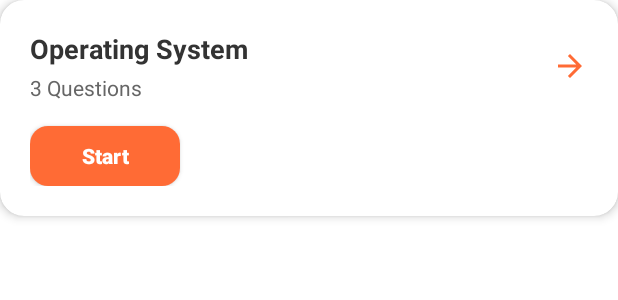
After one commit to DulminiPrathibha/BrainNODE_IT22599704, an Android app: the layout item_quiz_card_simple.xml on its own in the app's theme, with its tools: preview values and no code run, on a phone screen of 412 x 824 dp. The commit adds this screen. Shown: the top 300 px of the screen. Run offline under Robolectric (Android 15) with nearby library versions, the phone set to English and light mode, and no system bars.

Commit message:
Students' Quiz Func

```diff
--- /dev/null
+++ b/app/src/main/res/layout/item_quiz_card_simple.xml
@@ -0,0 +1,79 @@
+<?xml version="1.0" encoding="utf-8"?>
+<androidx.cardview.widget.CardView xmlns:android="http://schemas.android.com/apk/res/android"
+    xmlns:app="http://schemas.android.com/apk/res-auto"
+    android:layout_width="match_parent"
+    android:layout_height="wrap_content"
+    android:layout_marginBottom="16dp"
+    app:cardCornerRadius="16dp"
+    app:cardElevation="4dp"
+    app:cardBackgroundColor="#FFFFFF"
+    android:clickable="true"
+    android:focusable="true"
+    android:foreground="?android:attr/selectableItemBackground">
+
+    <LinearLayout
+        android:layout_width="match_parent"
+        android:layout_height="wrap_content"
+        android:orientation="vertical"
+        android:padding="20dp">
+
+        <!-- Quiz Header -->
+        <LinearLayout
+            android:layout_width="match_parent"
+            android:layout_height="wrap_content"
+            android:orientation="horizontal"
+            android:gravity="center_vertical">
+
+            <!-- Quiz Title and Info -->
+            <LinearLayout
+                android:layout_width="0dp"
+                android:layout_height="wrap_content"
+                android:layout_weight="1"
+                android:orientation="vertical">
+
+                <TextView
+                    android:id="@+id/tvQuizTitle"
+                    android:layout_width="wrap_content"
+                    android:layout_height="wrap_content"
+                    android:text="Operating System"
+                    android:textColor="#333333"
+                    android:textSize="18sp"
+                    android:textStyle="bold" />
+
+                <TextView
+                    android:id="@+id/tvQuestionCount"
+                    android:layout_width="wrap_content"
+                    android:layout_height="wrap_content"
+                    android:layout_marginTop="4dp"
+                    android:text="3 Questions"
+                    android:textColor="#666666"
+                    android:textSize="14sp" />
+
+            </LinearLayout>
+
+            <!-- Arrow Icon -->
+            <ImageView
+                android:layout_width="24dp"
+                android:layout_height="24dp"
+                android:src="@drawable/ic_arrow_forward"
+                android:tint="#FF6B35" />
+
+        </LinearLayout>
+
+        <!-- Start Button -->
+        <androidx.appcompat.widget.AppCompatButton
+            android:id="@+id/btnStartQuiz"
+            android:layout_width="100dp"
+            android:layout_height="40dp"
+            android:layout_marginTop="16dp"
+            android:background="@drawable/status_badge_background"
+            android:backgroundTint="#FF6B35"
+            android:text="Start"
+            android:textColor="@android:color/white"
+            android:textSize="14sp"
+            android:textStyle="bold"
+            android:textAllCaps="false" />
+
+    </LinearLayout>
+
+</androidx.cardview.widget.CardView>
```
Also changed, not shown: app/src/main/java/com/example/brainnode/student/quiz/AnswerOptionsAdapter.kt (+16 -15 lines), app/src/main/java/com/example/brainnode/student/quiz/QuizQuestionFragment.kt (+116 -25 lines), app/src/main/java/com/example/brainnode/student/quizzes/QuizzesFragment.kt (+56 -17 lines), 1 other file.
